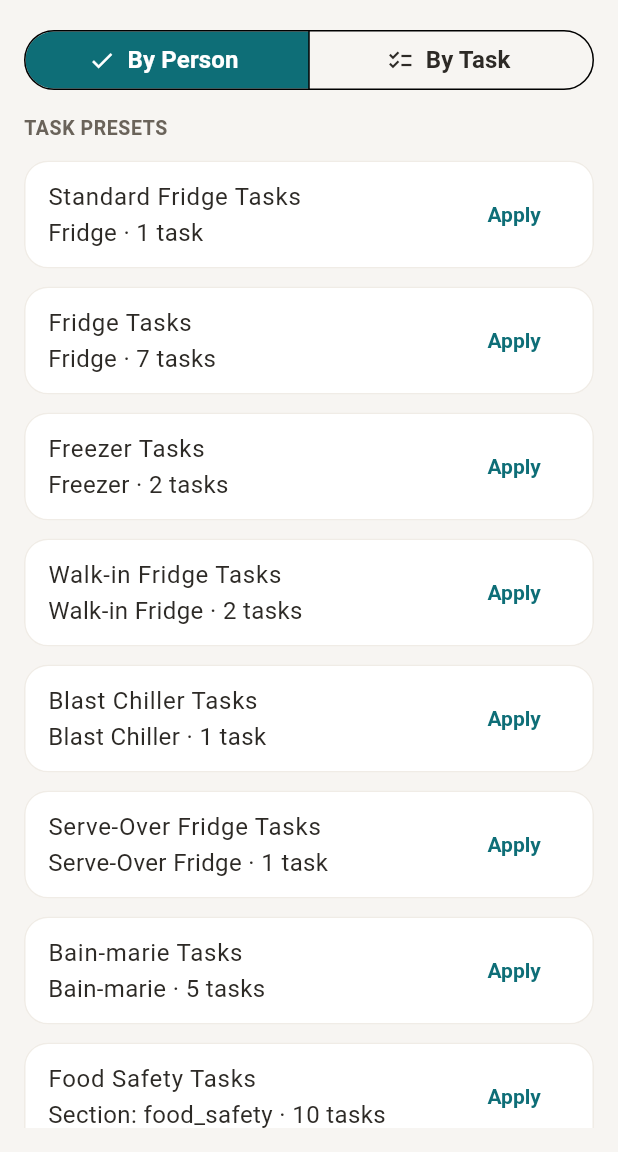
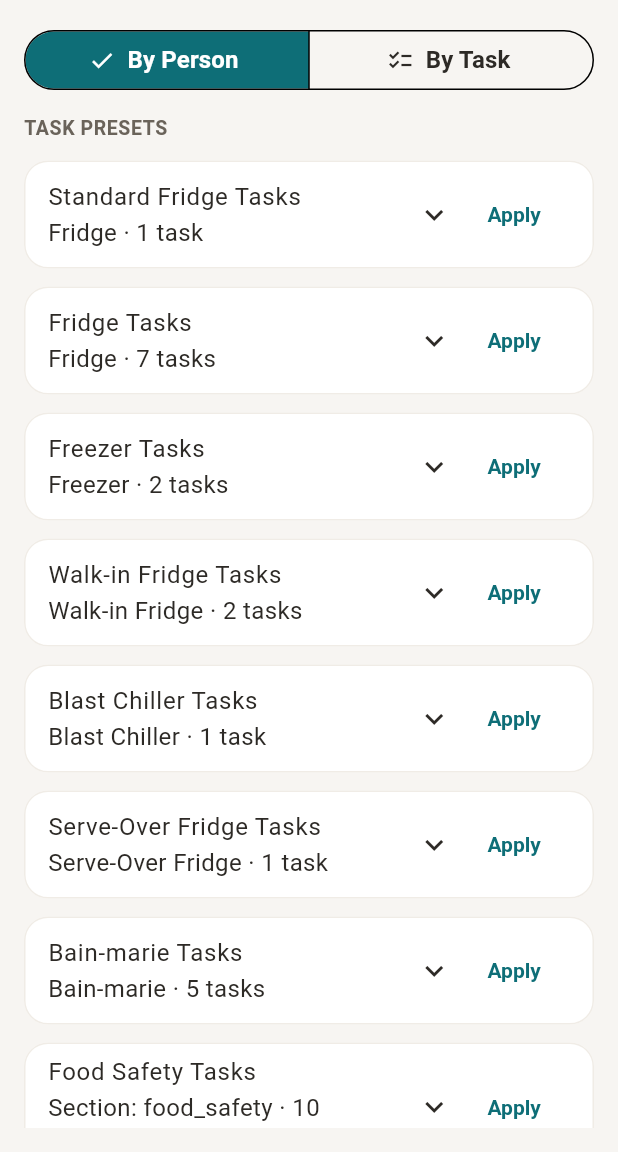
Before and after one commit to therealstevehughes-sudo/tango_sierra, a Flutter app: the StaffAssignmentScreen screen opened directly, on a phone screen of 412 x 824 dp, the part 84-1236 px from its top. Run offline on Flutter 3.47's test engine with Material 3 defaults, Android fonts, the phone set to English and light mode, and no system bars; our stand-ins replace camera, drift, drift_flutter, file_picker, flutter_riverpod, image_picker and 4 more; accounts and stored records are empty; generated files the repository leaves out were written again.

Commit message:
Task Presets: expand to see which tasks are inside before applying
The pre-existing preset list ("Fridge Tasks - 7 tasks") only ever
showed a count -- a manager had to Apply blind to find out which
tasks. Same expand affordance as the new "By Task" mode's per-task
guidance expand: resolves each item's taskTemplateGroupId to its
current template title via the already-loaded list, no extra query.

Co-Authored-By: Claude Sonnet 5 <noreply@anthropic.com>

```diff
--- a/lib/features/onboarding/staff_assignment_screen.dart
+++ b/lib/features/onboarding/staff_assignment_screen.dart
@@ -42,6 +42,11 @@ class _StaffAssignmentScreenState extends ConsumerState<StaffAssignmentScreen> {
   // fields below, which stay exactly as they were.
   final Set<String> selectedTaskKeys = {};
   final Set<String> expandedTaskKeys = {};
+  // Built 2026-09-14 -- Task Presets (the "By Person" mode's bundled
+  // task-set shortcuts) only ever showed a count ("7 tasks"), not which
+  // tasks -- a manager had to Apply blind to find out. Expandable, same
+  // affordance as "By Task" mode's per-task guidance expand.
+  final Set<int> expandedPresetIds = {};
 
   String _taskKey(int templateGroupId, int? equipmentId) =>
       '$templateGroupId:${equipmentId ?? 'none'}';
@@ -230,6 +235,23 @@ class _StaffAssignmentScreenState extends ConsumerState<StaffAssignmentScreen> {
       customRequiresNotes = false;
       customEquipmentTypeId = null;
     });
+  }
+
+  // Resolves each item's taskTemplateGroupId to that template's current
+  // title, via the already-loaded `templates` list -- no extra query.
+  // Silently drops an item with no matching template (a stale reference)
+  // rather than guessing at a title for it.
+  List<String> _presetTaskTitles(TaskPreset preset) {
+    final titles = <String>[];
+    for (final item in preset.items) {
+      for (final template in templates) {
+        if (template.templateGroupId == item.taskTemplateGroupId) {
+          titles.add(template.title);
+          break;
+        }
+      }
+    }
+    return titles;
   }
 
   String _presetSubtitle(TaskPreset preset) {
@@ -650,13 +672,67 @@ class _StaffAssignmentScreenState extends ConsumerState<StaffAssignmentScreen> {
             const SectionHeader(title: 'Task Presets'),
             for (final preset in presets)
               Card(
-                child: ListTile(
-                  title: Text(preset.name),
-                  subtitle: Text(_presetSubtitle(preset)),
-                  trailing: TextButton(
-                    onPressed: () => _onApplyPreset(preset),
-                    child: const Text('Apply'),
-                  ),
+                child: Column(
+                  crossAxisAlignment: CrossAxisAlignment.stretch,
+                  children: [
+                    ListTile(
+                      title: Text(preset.name),
+                      subtitle: Text(_presetSubtitle(preset)),
+                      trailing: Row(
+                        mainAxisSize: MainAxisSize.min,
+                        children: [
+                          IconButton(
+                            icon: Icon(
+                              expandedPresetIds.contains(preset.id)
+                                  ? Icons.expand_less
+                                  : Icons.expand_more,
+                            ),
+                            tooltip: 'Show tasks in this group',
+                            onPressed: () => setState(() {
+                              if (expandedPresetIds.contains(preset.id)) {
+                                expandedPresetIds.remove(preset.id);
+                              } else {
+                                expandedPresetIds.add(preset.id);
+                              }
+                            }),
+                          ),
+                          TextButton(
+                            onPressed: () => _onApplyPreset(preset),
+                            child: const Text('Apply'),
+                          ),
+                        ],
+                      ),
+                    ),
+                    if (expandedPresetIds.contains(preset.id))
+                      Padding(
+                        padding: const EdgeInsets.only(
+                          left: 16,
+                          right: 16,
+                          bottom: 12,
+                        ),
+                        child: Column(
+                          crossAxisAlignment: CrossAxisAlignment.start,
+                          children: [
+                            for (final title in _presetTaskTitles(preset))
+                              Padding(
+                                padding: const EdgeInsets.symmetric(
+                                  vertical: 2,
+                                ),
+                                child: Row(
+                                  children: [
+                                    const Icon(
+                                      Icons.check_box_outline_blank,
+                                      size: 16,
+                                    ),
+                                    const SizedBox(width: 8),
+                                    Expanded(child: Text(title)),
+                                  ],
+                                ),
+                              ),
+                          ],
+                        ),
+                      ),
+                  ],
                 ),
               ),
             const SizedBox(height: 16),
```
Also changed, not shown: 1 other file.
